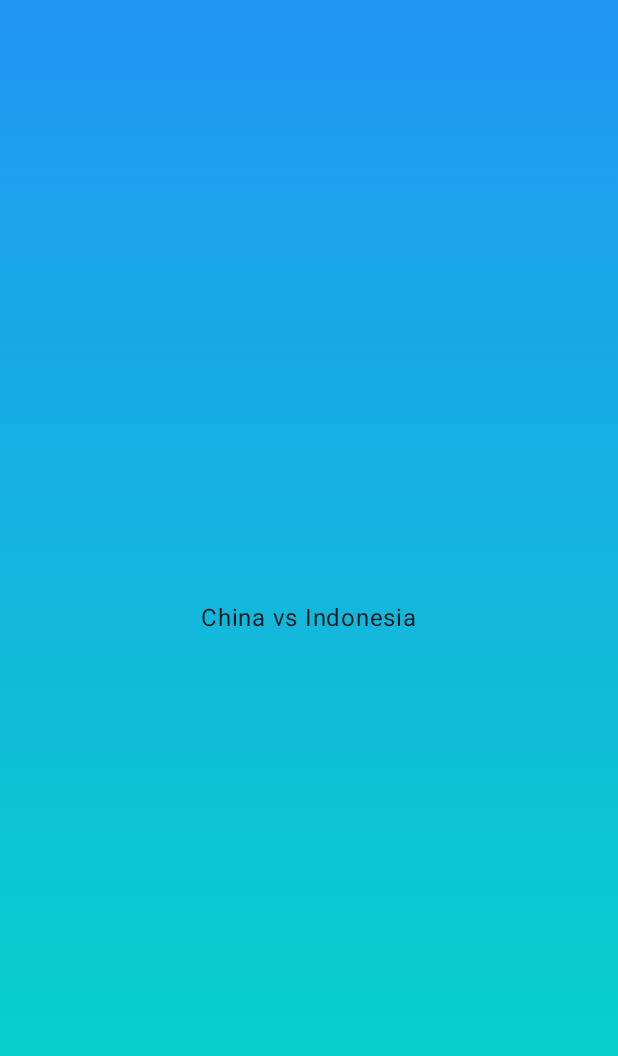
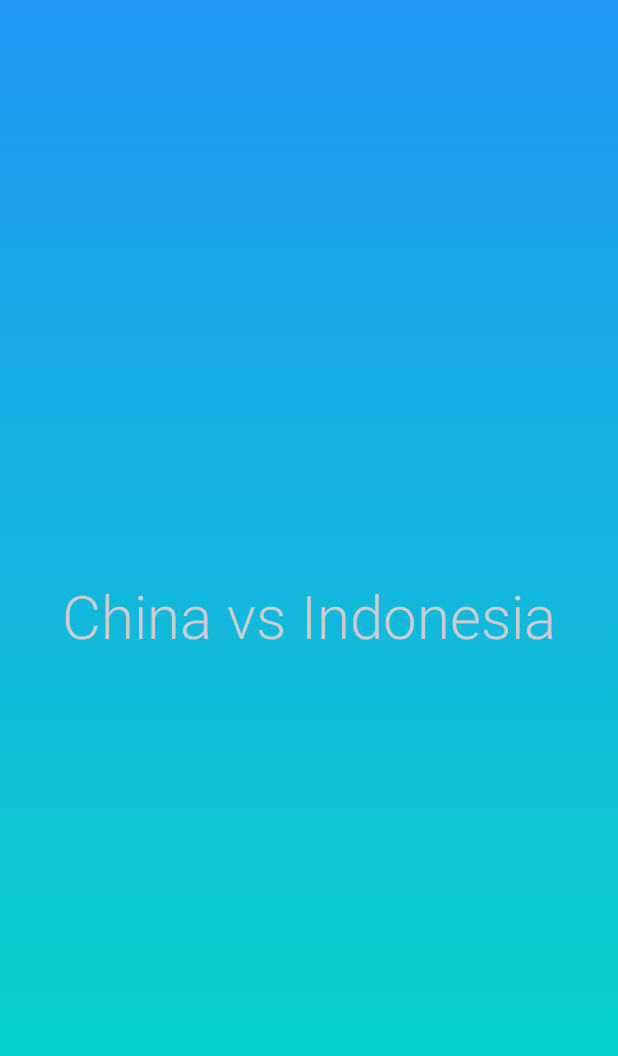
Before and after one commit to bimbim1214/QuestBasicComposable_065, an Android app built with Jetpack Compose: the screen it shows after launch (MainActivity), on a phone screen of 412 x 824 dp. Shown: the top 1056 px of the screen. Run offline under Robolectric (Android 15) with nearby library versions, the phone set to English and light mode, and no system bars.

Commit message:
menambahkan style ke text dengan ukuran text, menambahkan jenis font dan menambahkan warna text

```diff
--- a/app/src/main/java/com/example/pke3/MainActivity.kt
+++ b/app/src/main/java/com/example/pke3/MainActivity.kt
@@ -62,7 +62,11 @@ fun BasicCompose(
     ){
         Text(
             text = "China vs Indonesia",
-
+            style = TextStyle(
+                fontSize = 40.sp,
+                fontWeight = FontWeight.Light,
+                color = Color.LightGray,
+            ),
         )
     }
 @Composable
```
